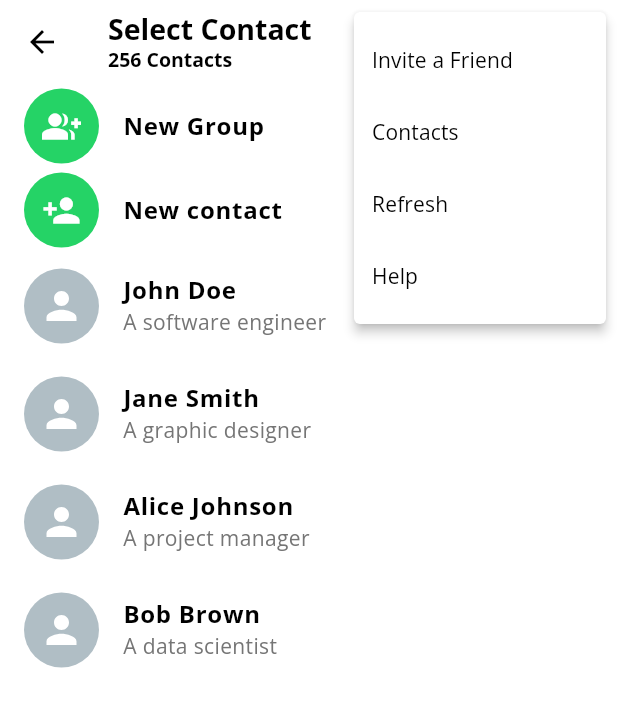
After one commit to VanLuanNguyen/BlinkChat, a Flutter app: the SelectContact screen opened directly, after a tap on the "more vert" icon, on a phone screen of 412 x 824 dp. The commit adds this screen. Shown: the top 707 px of the screen. Run offline on Flutter 3.47's test engine with Material 3 defaults, Android fonts, the phone set to English and light mode, and no system bars; our stand-ins replace emoji_picker_flutter, flutter_svg.

Commit message:
Create Select Contact Page

```diff
--- /dev/null
+++ b/lib/CustomUI/ButtonCard.dart
@@ -0,0 +1,31 @@
+import 'package:chat_app/Model/ChatModel.dart';
+import 'package:flutter/material.dart';
+import 'package:flutter_svg/svg.dart';
+
+class ButtonCard extends StatelessWidget {
+  const ButtonCard({super.key, required this.name, this.icon});
+  final String name;
+  final IconData? icon;
+  @override
+  Widget build(BuildContext context) {
+    return InkWell(
+      onTap: () {
+
+      },
+      child: ListTile(
+        leading: CircleAvatar(
+          radius: 25,
+          child: Icon(icon, size: 26, color: Colors.white),
+          backgroundColor: Color(0xFF25D366),
+        ),
+        title: Text(
+          name,
+          style: TextStyle(
+            fontSize: 16,
+            fontWeight: FontWeight.bold,
+          ),
+        ),
+      ),
+    );
+  }
+}
--- /dev/null
+++ b/lib/CustomUI/ContactCard.dart
@@ -0,0 +1,42 @@
+import 'package:chat_app/Model/ChatModel.dart';
+import 'package:flutter/material.dart';
+import 'package:flutter_svg/svg.dart';
+
+class ContactCard extends StatelessWidget {
+  const ContactCard({super.key, required this.contact});
+  final ChatModel contact;
+  @override
+  Widget build(BuildContext context) {
+    return InkWell(
+      onTap: () {
+
+      },
+      child: ListTile(
+        leading: CircleAvatar(
+          radius: 25,
+          child: SvgPicture.asset(
+            "assets/person.svg",
+            color: Colors.white,
+            height: 30,
+            width: 30,
+          ),
+          backgroundColor: Colors.blueGrey[200],
+        ),
+        title: Text(
+          contact.name,
+          style: TextStyle(
+            fontSize: 16,
+            fontWeight: FontWeight.bold,
+          ),
+        ),
+        subtitle: Text(
+          contact.status,
+          style: TextStyle(
+            fontSize: 14,
+            color: Colors.grey[600],
+          ),
+        ),
+      ),
+    );
+  }
+}
--- a/lib/CustomUI/CustomCard.dart
+++ b/lib/CustomUI/CustomCard.dart
@@ -25,7 +25,7 @@ class CustomCard extends StatelessWidget {
             CircleAvatar(
               radius: 30,
               child: SvgPicture.asset(
-                chatModel.isGroup ? "assets/groups.svg" : "assets/person.svg",
+                (chatModel.isGroup ?? false) ? "assets/groups.svg" : "assets/person.svg",
                 height: 37,
                 width: 37,
               ),
@@ -43,7 +43,7 @@ class CustomCard extends StatelessWidget {
                 Icon(Icons.check, color: Colors.green, size: 16),
                 SizedBox(width: 3),
                 Text(
-                  chatModel.currentMessage,
+                  chatModel.currentMessage ?? '',
                   style: TextStyle(
                     color: Colors.grey,
                     fontSize: 14,
@@ -52,7 +52,7 @@ class CustomCard extends StatelessWidget {
               ],
             ),
             trailing: Text(
-              chatModel.time,
+              chatModel.time ?? '',
               style: TextStyle(
                 color: Colors.grey,
                 fontSize: 12,
--- a/lib/Model/ChatModel.dart
+++ b/lib/Model/ChatModel.dart
@@ -1,15 +1,17 @@
 class ChatModel{
   String name;
-  String icon;
-  bool isGroup;
-  String time;
-  String currentMessage;
+  String? icon;
+  bool? isGroup;
+  String? time;
+  String? currentMessage;
+  String status;
   ChatModel({
     required this.name,
-    required this.icon,
-    required this.isGroup,
-    required this.time,
-    required this.currentMessage,
+    this.icon,
+    this.isGroup,
+    this.time,
+    this.currentMessage,
+    required this.status,
   });
 
 }
--- a/lib/Pages/ChatPage.dart
+++ b/lib/Pages/ChatPage.dart
@@ -1,5 +1,6 @@
 import 'package:chat_app/CustomUI/CustomCard.dart';
 import 'package:chat_app/Model/ChatModel.dart';
+import 'package:chat_app/Screens/SelectContact.dart';
 import 'package:flutter/material.dart';
 
 class ChatPage extends StatefulWidget {
@@ -17,6 +18,7 @@ class _ChatPageState extends State<ChatPage> {
       isGroup: false,
       time: "10:30 AM",
       currentMessage: "Hello, how are you?",
+      status: "Online",
     ),
     ChatModel(
       name: "Jane Smith",
@@ -24,6 +26,7 @@ class _ChatPageState extends State<ChatPage> {
       isGroup: false,
       time: "9:15 AM",
       currentMessage: "See you later!",
+      status: "Offline",
     ),
     ChatModel(
       name: "Group Chat",
@@ -31,6 +34,7 @@ class _ChatPageState extends State<ChatPage> {
       isGroup: true,
       time: "Yesterday",
       currentMessage: "Welcome to the group!",
+      status: "Active",
     ),
   ];
   @override
@@ -38,7 +42,7 @@ class _ChatPageState extends State<ChatPage> {
     return Scaffold(
       floatingActionButton: FloatingActionButton(
         onPressed: () {
-          // Action for the floating action button
+          Navigator.push(context, MaterialPageRoute(builder: (builder) => SelectContact()));
         },
         backgroundColor: Theme.of(context).primaryColor,
         foregroundColor: Colors.white,
--- a/lib/Screens/IndividualPage.dart
+++ b/lib/Screens/IndividualPage.dart
@@ -46,7 +46,7 @@ class _IndividualPageState extends State<IndividualPage> {
               CircleAvatar(
                 radius: 20,
                 child: SvgPicture.asset(
-                widget.chatModel.isGroup ? "assets/groups.svg" : "assets/person.svg",
+                (widget.chatModel.isGroup ?? false) ? "assets/groups.svg" : "assets/person.svg",
                 height: 35,
                 width: 35,
                 ),
--- /dev/null
+++ b/lib/Screens/SelectContact.dart
@@ -0,0 +1,111 @@
+import 'package:chat_app/CustomUI/ButtonCard.dart';
+import 'package:chat_app/CustomUI/ContactCard.dart';
+import 'package:chat_app/Model/ChatModel.dart';
+import 'package:flutter/material.dart';
+
+class SelectContact extends StatefulWidget {
+  const SelectContact({super.key});
+
+  @override
+  State<SelectContact> createState() => _SelectContactState();
+}
+
+class _SelectContactState extends State<SelectContact> {
+  List<ChatModel> contacts = [
+    ChatModel(
+      name: "John Doe",
+      status: "A software engineer",
+      isGroup: false,
+    ),
+    ChatModel(
+      name: "Jane Smith",
+      status: "A graphic designer",
+      isGroup: false,
+    ),
+    ChatModel(
+      name: "Alice Johnson",
+      status: "A project manager",
+      isGroup: false,
+    ),
+    ChatModel(
+      name: "Bob Brown",
+      status: "A data scientist",
+      isGroup: false,
+    ),
+  ];
+  @override
+  Widget build(BuildContext context) {
+    return Scaffold(
+      appBar: AppBar(
+        title: Column(
+          crossAxisAlignment: CrossAxisAlignment.start,
+          mainAxisAlignment: MainAxisAlignment.center,
+          children: [
+            Text(
+              "Select Contact",
+              style: TextStyle(
+                fontSize: 19,
+                fontWeight: FontWeight.bold,
+              )
+            ),
+            Text(
+              "256 Contacts",
+              style: TextStyle(
+                fontSize: 13,
+                fontWeight: FontWeight.bold,
+              )
+            )
+          ],
+        ),
+        actions: [
+          IconButton(
+            onPressed: () {},
+            icon: Icon(Icons.search, size: 26)
+          ),
+          PopupMenuButton<String>(
+            onSelected: (value){
+              print(value);
+            },
+            itemBuilder: (BuildContext context) {
+            return [
+              PopupMenuItem(
+                child: Text("Invite a Friend"),
+                value: "Invite a Friend",
+              ),
+              PopupMenuItem(
+                child: Text("Contacts"),
+                value: "Contacts",
+              ),
+              PopupMenuItem(
+                child: Text("Refresh"),
+                value: "Refresh",
+              ),
+              PopupMenuItem(
+                child: Text("Help"),
+                value: "Help",
+              ),
+            ];
+          }),
+        ],
+      ),
+      body: ListView.builder(
+        itemCount: contacts.length + 2,
+        itemBuilder: (context, index) {
+          if (index == 0){
+            return ButtonCard(
+              name: "New Group",
+              icon: Icons.group_add,
+            );
+          }
+          else if (index == 1) {
+            return ButtonCard(
+              name: "New contact",
+              icon: Icons.person_add,
+            );
+          }
+          return ContactCard(contact: contacts[index - 2]);
+        },
+      ),
+    );
+  }
+}
```
